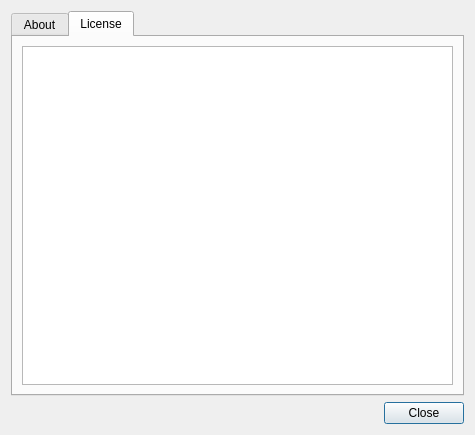
This is gui_about.ui in Shub77/phoebetria-code as Qt 5 draws it before an edit. The edited form follows.
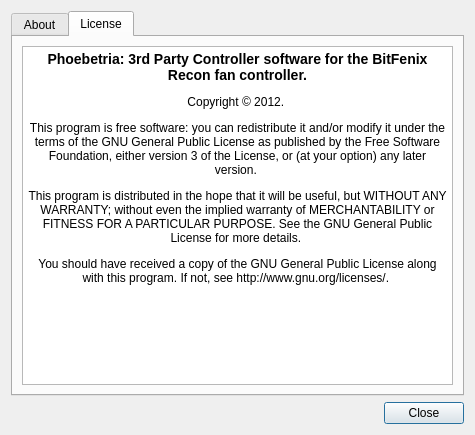
This is the edited form. The open tabs and pages were chosen to show the change. Icons and pictures are not drawn.

Commit message: License file had disappeared from the about dialog

The edit to the form file:
```diff
--- a/gui_about.ui
+++ b/gui_about.ui
@@ -338,7 +338,11 @@
 &lt;html&gt;&lt;head&gt;&lt;meta name=&quot;qrichtext&quot; content=&quot;1&quot; /&gt;&lt;style type=&quot;text/css&quot;&gt;
 p, li { white-space: pre-wrap; }
 &lt;/style&gt;&lt;/head&gt;&lt;body style=&quot; font-family:'Tahoma'; font-size:9pt; font-weight:400; font-style:normal;&quot;&gt;
-&lt;p style=&quot;-qt-paragraph-type:empty; margin-top:0px; margin-bottom:0px; margin-left:0px; margin-right:0px; -qt-block-indent:0; text-indent:0px;&quot;&gt;&lt;br /&gt;&lt;/p&gt;&lt;/body&gt;&lt;/html&gt;</string>
+&lt;p align=&quot;center&quot; style=&quot; margin-top:14px; margin-bottom:12px; margin-left:0px; margin-right:0px; -qt-block-indent:0; text-indent:0px;&quot;&gt;&lt;span style=&quot; font-size:large; font-weight:600;&quot;&gt;Phoebetria: 3rd Party Controller software for the BitFenix Recon fan controller.&lt;/span&gt;&lt;/p&gt;
+&lt;p align=&quot;center&quot; style=&quot; margin-top:12px; margin-bottom:12px; margin-left:0px; margin-right:0px; -qt-block-indent:0; text-indent:0px;&quot;&gt;Copyright © 2012. &lt;/p&gt;
+&lt;p align=&quot;center&quot; style=&quot; margin-top:12px; margin-bottom:12px; margin-left:0px; margin-right:0px; -qt-block-indent:0; text-indent:0px;&quot;&gt;This program is free software: you can redistribute it and/or modify it under the terms of the GNU General Public License as published by the Free Software Foundation, either version 3 of the License, or (at your option) any later version. &lt;/p&gt;
+&lt;p align=&quot;center&quot; style=&quot; margin-top:12px; margin-bottom:12px; margin-left:0px; margin-right:0px; -qt-block-indent:0; text-indent:0px;&quot;&gt;This program is distributed in the hope that it will be useful, but WITHOUT ANY WARRANTY; without even the implied warranty of MERCHANTABILITY or FITNESS FOR A PARTICULAR PURPOSE. See the GNU General Public License for more details. &lt;/p&gt;
+&lt;p align=&quot;center&quot; style=&quot; margin-top:12px; margin-bottom:12px; margin-left:0px; margin-right:0px; -qt-block-indent:0; text-indent:0px;&quot;&gt;You should have received a copy of the GNU General Public License along with this program. If not, see http://www.gnu.org/licenses/. &lt;/p&gt;&lt;/body&gt;&lt;/html&gt;</string>
          </property>
          <property name="source">
           <url>
```
Left out of the diff: 2 changed lines with no effect on the pictures. The commit also changes 1 other file.
